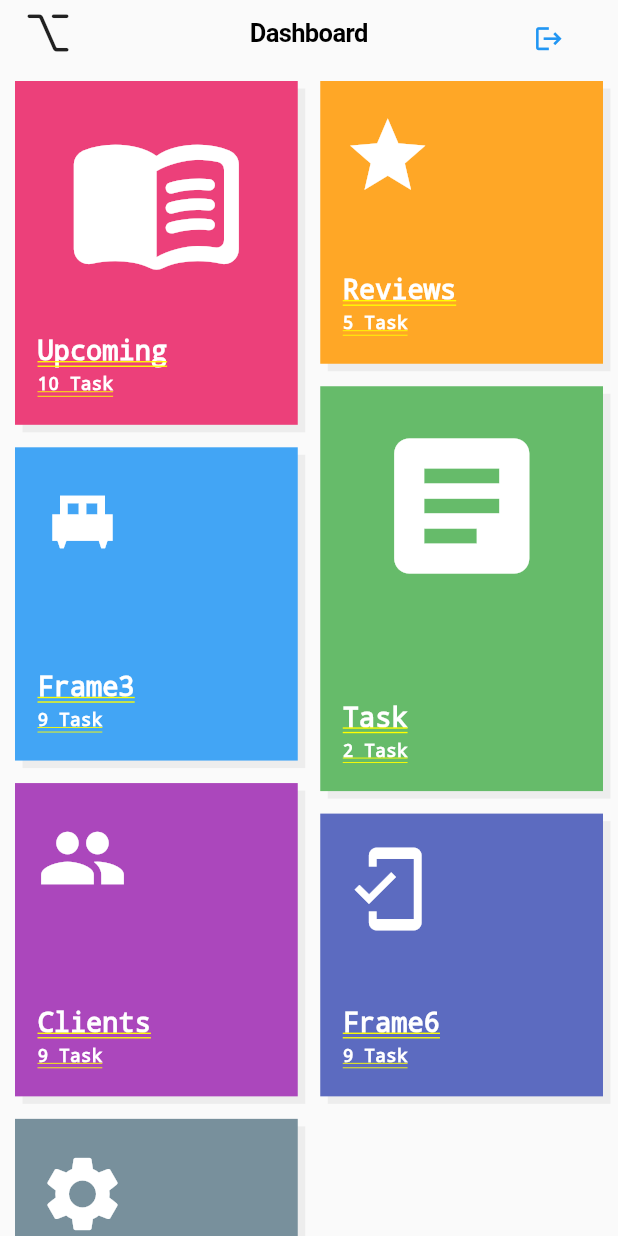
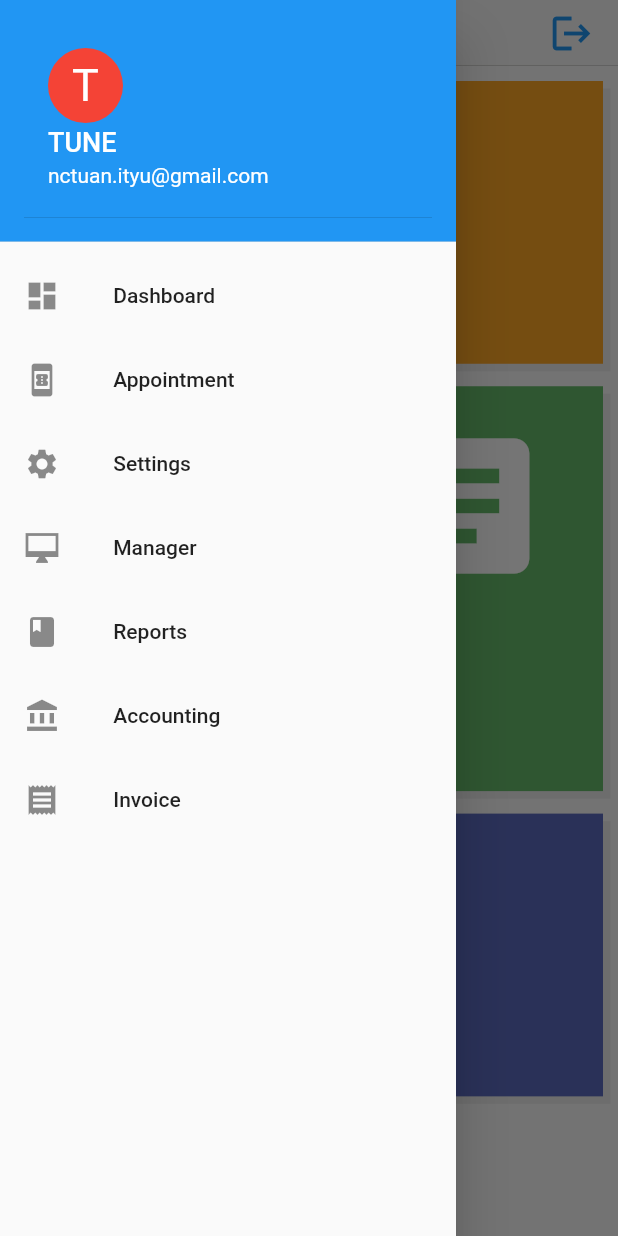
Before and after one commit to VDITdev/app_booking, a Flutter app: the screen it shows after launch, with the side drawer open (before the commit the screen has no drawer), on a phone screen of 412 x 824 dp. Run offline on Flutter 3.47's test engine with Material 2 defaults, Android fonts, the phone set to English and light mode, and no system bars; our stand-ins replace bloc, flutter_bloc, syncfusion_flutter_calendar; missing offline and left inert: amplify_auth_cognito, amplify_authenticator, amplify_core, amplify_flutter.

```diff
--- a/lib/screens/drawer/drawer_menu.dart
+++ b/lib/screens/drawer/drawer_menu.dart
@@ -1,5 +1,6 @@
 import 'package:app_booking/screens/appointment/appointment_screen.dart';
 import 'package:app_booking/screens/appointment/calendar_screen.dart';
+import 'package:flutter/cupertino.dart';
 import 'package:flutter/material.dart';
 import 'package:flutter/src/widgets/container.dart';
 import 'package:flutter/src/widgets/framework.dart';
@@ -46,11 +47,11 @@ class DrawerMenu extends StatelessWidget {
             leading: const Icon(Icons.book_online),
             title: const Text(' Appointment '),
             onTap: () {
+              Navigator.pop(context);
               Navigator.push(
                 context,
-                MaterialPageRoute(builder: (context) => AppointmentScreen()),
+                CupertinoPageRoute(builder: (context) => AppointmentScreen()),
               );
-              // Navigator.pop(context);
             },
           ),
           ListTile(
--- a/lib/screens/home/home_screen.dart
+++ b/lib/screens/home/home_screen.dart
@@ -26,36 +26,54 @@ class _HomeScreenState extends State<HomeScreen> {
       create: (context) => HomeBloc()..add(Init_HomeEvent()),
       child: BlocBuilder<HomeBloc, HomeState>(
         builder: (context, state) {
-          return CupertinoPageScaffold(
-      navigationBar: CupertinoNavigationBar(
-        leading: Icon(CupertinoIcons.option),
-        trailing: _topRight(context),
-        middle: Text('Dashboard'),
-      ),
-            child: SafeArea(
-              child: SingleChildScrollView(
-                padding: const EdgeInsets.all(10.0),
-                child: Column(
-                  mainAxisAlignment: MainAxisAlignment.spaceEvenly,
-                  children: [
-                    DashboardScreen(),
-                  ],
-                ),
-              ),
+          return Scaffold(
+            appBar: CupertinoNavigationBar(
+              leading: _topLeft(),
+              trailing: _topRight(),
+              middle: Text('Dashboard'),
             ),
-            // drawer: DrawerMenu(),
+            body: const SingleChildScrollView(
+              padding: EdgeInsets.all(10.0),
+              child: DashboardScreen(),
+            ),
+            drawer: DrawerMenu(),
           );
         },
       ),
     );
   }
 
-  Widget _topRight(BuildContext context) {
+  Widget _topRight() {
+    return Builder(builder: (context) {
       return CupertinoButton(
-        child: Icon(Icons.logout),
+        alignment: Alignment.centerRight,
+        padding: EdgeInsets.zero,
+        child: const Icon(
+          Icons.logout,
+          size: 30,
+        ),
         onPressed: () {
           BlocProvider.of<HomeBloc>(context).add(SignOut_HomeEvent());
         },
       );
+    });
+  }
+
+  Widget _topLeft() {
+    return Builder(
+      builder: (context) {
+        return CupertinoButton(
+          alignment: Alignment.centerLeft,
+          padding: EdgeInsets.zero,
+          child: Icon(
+            Icons.menu,
+            size: 30,
+          ),
+          onPressed: () {
+            Scaffold.of(context).openDrawer();
+          },
+        );
+      },
+    );
   }
 }
```
Also changed, not shown: lib/screens/appointment/appointment_screen.dart (+85 -116 lines), 2 other files.
